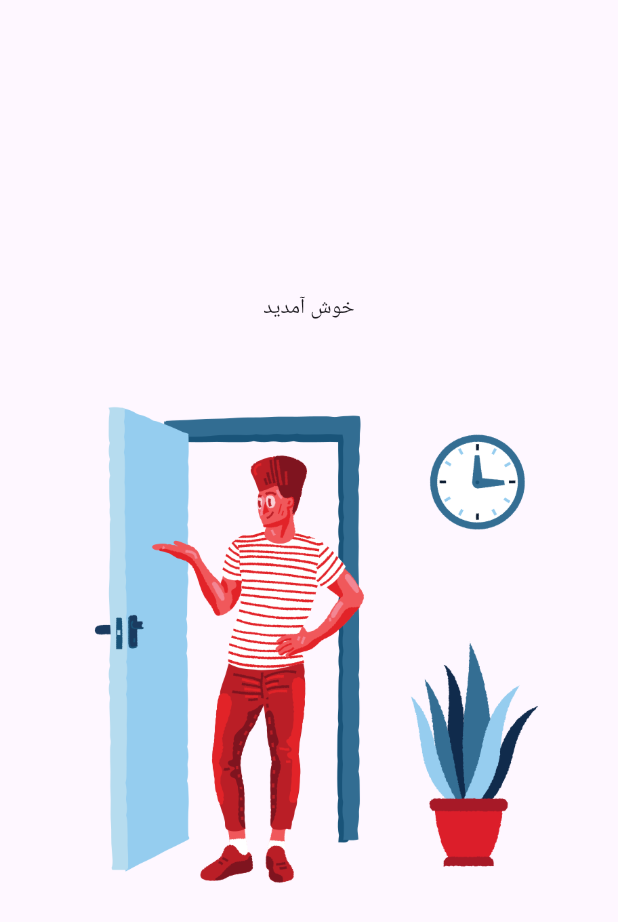
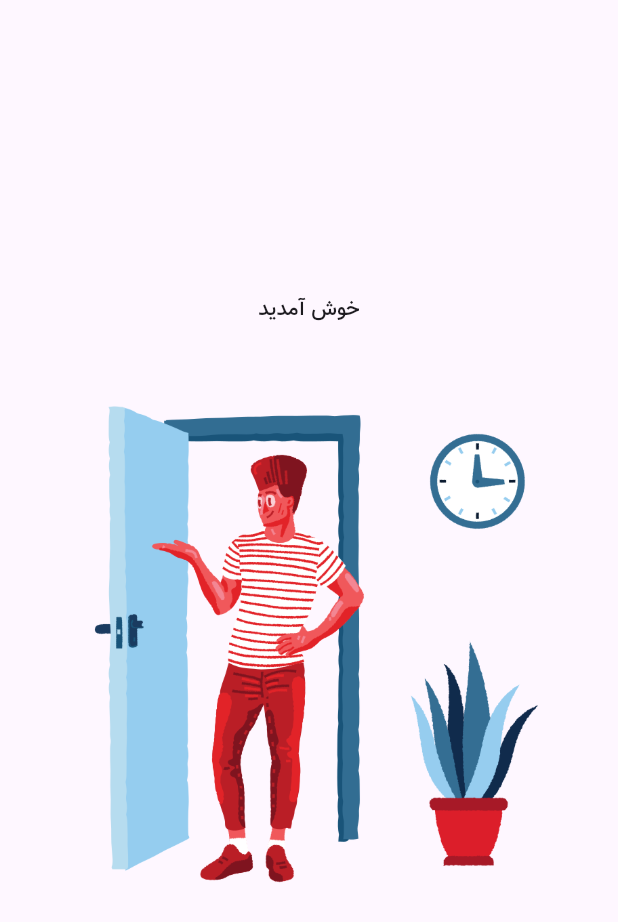
Before and after one commit to mahdiramezanii/signal-vip, a Flutter app: the screen it shows after launch, on a phone screen of 412 x 824 dp. Shown: the top 922 px of the screen. Run offline on Flutter 3.47's test engine with Material 3 defaults, Android fonts, the phone set to English and light mode, and no system bars.

Commit message:
add fonts to projects

```diff
--- a/lib/main.dart
+++ b/lib/main.dart
@@ -8,6 +8,7 @@
   @override
   Widget build(BuildContext context) {
     return MaterialApp(
+      theme: ThemeData(fontFamily: "vazir"),
       debugShowCheckedModeBanner: false,
       home: WelcomPage(),
     );
```
